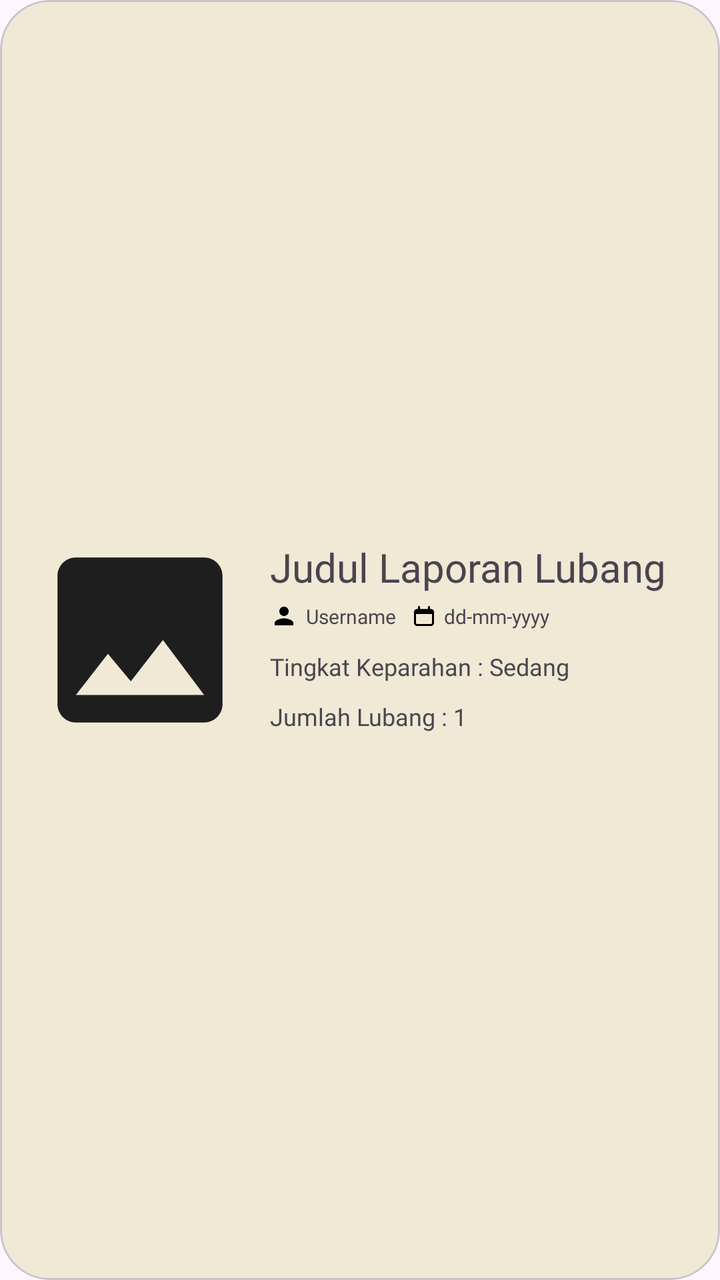
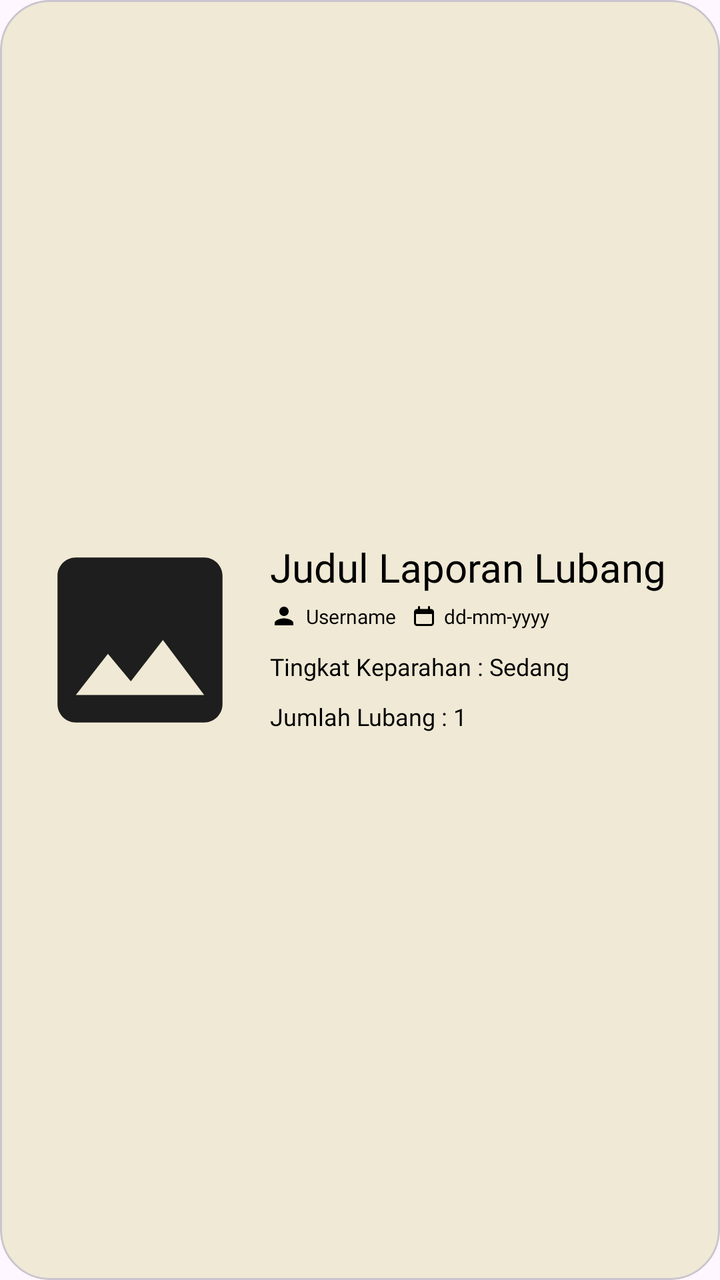

Screens rendered from an Android XML layout before and after an edit, with the pre-edit source and the edit as a unified diff.
<!-- AndroidManifest.xml: application theme Theme.LaporBang -->
<!-- res/layout/item_report.xml -->
<?xml version="1.0" encoding="utf-8"?>
<com.google.android.material.card.MaterialCardView xmlns:android="http://schemas.android.com/apk/res/android"
    xmlns:app="http://schemas.android.com/apk/res-auto"
    xmlns:tools="http://schemas.android.com/tools"
    android:layout_width="match_parent"
    android:layout_height="140dp"
    android:layout_gravity="center"
    android:layout_marginHorizontal="10dp"
    android:layout_marginVertical="8dp"
    app:cardCornerRadius="25dp">

    <androidx.constraintlayout.widget.ConstraintLayout
        android:layout_width="match_parent"
        android:layout_height="match_parent"
        android:background="@color/light_cream">

        <com.google.android.material.imageview.ShapeableImageView
            android:id="@+id/iv_potholes"
            android:layout_width="110dp"
            android:layout_height="110dp"
            android:layout_marginStart="15dp"
            android:adjustViewBounds="true"
            android:scaleType="centerCrop"
            android:src="@drawable/ic_image"
            app:layout_constraintBottom_toBottomOf="parent"
            app:layout_constraintStart_toStartOf="parent"
            app:layout_constraintTop_toTopOf="parent"
            app:shapeAppearanceOverlay="@style/roundCardImageView"
            tools:ignore="ContentDescription,ImageContrastCheck" />

        <TextView
            android:id="@+id/tv_titles"
            android:layout_width="0dp"
            android:layout_height="wrap_content"
            android:layout_marginStart="10dp"
            android:layout_marginTop="5dp"
            android:layout_marginEnd="20dp"
            android:ellipsize="end"
            android:fontFamily="@font/clash_grotesk_semibold"
            android:maxLength="50"
            android:maxLines="1"
            android:text="Judul Laporan Lubang"
            android:textSize="20sp"
            app:layout_constraintEnd_toEndOf="parent"
            app:layout_constraintHorizontal_bias="1.0"
            app:layout_constraintStart_toEndOf="@id/iv_potholes"
            app:layout_constraintTop_toTopOf="@id/iv_potholes"
            tools:ignore="TextContrastCheck" />

        <ImageView
            android:id="@+id/iv_user"
            android:layout_width="14dp"
            android:layout_height="14dp"
            android:layout_marginTop="4dp"
            android:contentDescription="User icon"
            android:src="@drawable/ic_username"
            app:layout_constraintStart_toStartOf="@id/tv_titles"
            app:layout_constraintTop_toBottomOf="@id/tv_titles" />

        <TextView
            android:id="@+id/tv_user"
            android:layout_width="wrap_content"
            android:layout_height="wrap_content"
            android:layout_marginStart="4dp"
            android:fontFamily="@font/clash_grotesk_medium"
            android:text="Username"
            android:textSize="10sp"
            app:layout_constraintBottom_toBottomOf="@id/iv_user"
            app:layout_constraintStart_toEndOf="@id/iv_user"
            app:layout_constraintTop_toTopOf="@id/iv_user"
            tools:ignore="TextContrastCheck" />

        <ImageView
            android:id="@+id/iv_times"
            android:layout_width="12dp"
            android:layout_height="12dp"
            android:layout_marginStart="8dp"
            android:contentDescription="Date Icon"
            android:src="@drawable/ic_upload_report"
            app:layout_constraintBottom_toBottomOf="@id/iv_user"
            app:layout_constraintStart_toEndOf="@id/tv_user"
            app:layout_constraintTop_toTopOf="@id/iv_user" />

        <TextView
            android:id="@+id/tv_times"
            android:layout_width="wrap_content"
            android:layout_height="wrap_content"
            android:layout_marginStart="4dp"
            android:fontFamily="@font/clash_grotesk_medium"
            android:text="dd-mm-yyyy"
            android:textSize="10sp"
            app:layout_constraintBottom_toBottomOf="@id/iv_user"
            app:layout_constraintStart_toEndOf="@id/iv_times"
            app:layout_constraintTop_toTopOf="@id/iv_user"
            tools:ignore="TextContrastCheck" />

        <TextView
            android:id="@+id/tv_severity"
            android:layout_width="wrap_content"
            android:layout_height="wrap_content"
            android:layout_marginTop="10dp"
            android:fontFamily="@font/clash_grotesk_medium"
            android:text="Tingkat Keparahan : Sedang"
            android:textSize="12sp"
            app:layout_constraintStart_toStartOf="@id/tv_titles"
            app:layout_constraintTop_toBottomOf="@id/tv_user"
            tools:ignore="TextContrastCheck" />

        <TextView
            android:id="@+id/tv_holes_count"
            android:layout_width="wrap_content"
            android:layout_height="wrap_content"
            android:layout_marginTop="5dp"
            android:layout_marginBottom="5dp"
            android:fontFamily="@font/clash_grotesk_medium"
            android:text="Jumlah Lubang : 1"
            android:textSize="12sp"
            app:layout_constraintBottom_toBottomOf="@id/iv_potholes"
            app:layout_constraintStart_toStartOf="@id/tv_severity"
            app:layout_constraintTop_toBottomOf="@id/tv_severity"
            tools:ignore="TextContrastCheck" />

    </androidx.constraintlayout.widget.ConstraintLayout>

</com.google.android.material.card.MaterialCardView>
<!-- resources referenced by this layout -->
<resources>
  <color name="light_cream">#EFE9D5</color>
  <!-- drawable ic_image (drawable) -->
  <vector xmlns:android="http://schemas.android.com/apk/res/android"
      android:width="24dp"
      android:height="24dp"
      android:tint="#1E1E1E"
      android:viewportWidth="24"
      android:viewportHeight="24">
      <path
          android:fillColor="@android:color/white"
          android:pathData="M21,19V5c0,-1.1 -0.9,-2 -2,-2H5c-1.1,0 -2,0.9 -2,2v14c0,1.1 0.9,2 2,2h14c1.1,0 2,-0.9 2,-2zM8.5,13.5l2.5,3.01L14.5,12l4.5,6H5l3.5,-4.5z" />
  </vector>
  <!-- drawable ic_upload_report (drawable) -->
  <vector xmlns:android="http://schemas.android.com/apk/res/android"
      android:width="24dp"
      android:height="24dp"
      android:viewportWidth="24"
      android:viewportHeight="24">
    <path
        android:pathData="M19,6H5C3.895,6 3,6.895 3,8V19C3,20.105 3.895,21 5,21H19C20.105,21 21,20.105 21,19V8C21,6.895 20.105,6 19,6Z"
        android:strokeWidth="2"
        android:fillColor="#00000000"
        android:strokeColor="#000000"/>
    <path
        android:pathData="M3,10C3,8.114 3,7.172 3.586,6.586C4.172,6 5.114,6 7,6H17C18.886,6 19.828,6 20.414,6.586C21,7.172 21,8.114 21,10H3Z"
        android:fillColor="#000000"/>
    <path
        android:pathData="M7,3V6M17,3V6"
        android:strokeWidth="2"
        android:fillColor="#00000000"
        android:strokeColor="#000000"
        android:strokeLineCap="round"/>
  </vector>
  <!-- drawable ic_username (drawable) -->
  <vector xmlns:android="http://schemas.android.com/apk/res/android" android:height="24dp" android:tint="#000000" android:viewportHeight="24" android:viewportWidth="24" android:width="24dp">
        
      <path android:fillColor="@android:color/white" android:pathData="M12,12c2.21,0 4,-1.79 4,-4s-1.79,-4 -4,-4 -4,1.79 -4,4 1.79,4 4,4zM12,14c-2.67,0 -8,1.34 -8,4v2h16v-2c0,-2.66 -5.33,-4 -8,-4z"/>
      
  </vector>
  <style name="roundCardImageView" parent="">
          <item name="cornerFamily">rounded</item>
          <item name="cornerSize">25dp</item>
      </style>
  <style name="Theme.LaporBang" parent="Base.Theme.LaporBang" />
  <style name="Base.Theme.LaporBang" parent="Theme.Material3.DayNight.NoActionBar">
          <item name="colorPrimary">@color/bounding_box_color</item>
  
      </style>
  <color name="bounding_box_color">#71BBB2</color>
</resources>

<!-- the commit's change to res/layout/item_report.xml (unified diff, before → after) -->
@@ -39,7 +39,8 @@
             android:fontFamily="@font/clash_grotesk_semibold"
             android:maxLength="50"
             android:maxLines="1"
-            android:text="Judul Laporan Lubang"
+            android:text="@string/item_report_title"
+            android:textColor="@color/black"
             android:textSize="20sp"
             app:layout_constraintEnd_toEndOf="parent"
             app:layout_constraintHorizontal_bias="1.0"
@@ -52,7 +53,7 @@
             android:layout_width="14dp"
             android:layout_height="14dp"
             android:layout_marginTop="4dp"
-            android:contentDescription="User icon"
+            android:contentDescription="@string/item_report_user_icon"
             android:src="@drawable/ic_username"
             app:layout_constraintStart_toStartOf="@id/tv_titles"
             app:layout_constraintTop_toBottomOf="@id/tv_titles" />
@@ -63,7 +64,8 @@
             android:layout_height="wrap_content"
             android:layout_marginStart="4dp"
             android:fontFamily="@font/clash_grotesk_medium"
-            android:text="Username"
+            android:text="@string/item_report_username"
+            android:textColor="@color/black"
             android:textSize="10sp"
             app:layout_constraintBottom_toBottomOf="@id/iv_user"
             app:layout_constraintStart_toEndOf="@id/iv_user"
@@ -75,7 +77,7 @@
             android:layout_width="12dp"
             android:layout_height="12dp"
             android:layout_marginStart="8dp"
-            android:contentDescription="Date Icon"
+            android:contentDescription="@string/item_report_date_icon"
             android:src="@drawable/ic_upload_report"
             app:layout_constraintBottom_toBottomOf="@id/iv_user"
             app:layout_constraintStart_toEndOf="@id/tv_user"
@@ -87,7 +89,8 @@
             android:layout_height="wrap_content"
             android:layout_marginStart="4dp"
             android:fontFamily="@font/clash_grotesk_medium"
-            android:text="dd-mm-yyyy"
+            android:text="@string/item_report_date_format"
+            android:textColor="@color/black"
             android:textSize="10sp"
             app:layout_constraintBottom_toBottomOf="@id/iv_user"
             app:layout_constraintStart_toEndOf="@id/iv_times"
@@ -100,7 +103,8 @@
             android:layout_height="wrap_content"
             android:layout_marginTop="10dp"
             android:fontFamily="@font/clash_grotesk_medium"
-            android:text="Tingkat Keparahan : Sedang"
+            android:text="@string/item_report_severity"
+            android:textColor="@color/black"
             android:textSize="12sp"
             app:layout_constraintStart_toStartOf="@id/tv_titles"
             app:layout_constraintTop_toBottomOf="@id/tv_user"
@@ -113,7 +117,8 @@
             android:layout_marginTop="5dp"
             android:layout_marginBottom="5dp"
             android:fontFamily="@font/clash_grotesk_medium"
-            android:text="Jumlah Lubang : 1"
+            android:text="@string/item_report_holes_count"
+            android:textColor="@color/black"
             android:textSize="12sp"
             app:layout_constraintBottom_toBottomOf="@id/iv_potholes"
             app:layout_constraintStart_toStartOf="@id/tv_severity"
<!-- resource entries referenced after the edit -->
@@ -1,5 +1,6 @@
 <!-- resources referenced by this layout -->
 <resources>
+  <color name="black">#FF000000</color>
   <color name="light_cream">#EFE9D5</color>
   <!-- drawable ic_image (drawable) -->
   <vector xmlns:android="http://schemas.android.com/apk/res/android"
@@ -39,6 +40,13 @@
       <path android:fillColor="@android:color/white" android:pathData="M12,12c2.21,0 4,-1.79 4,-4s-1.79,-4 -4,-4 -4,1.79 -4,4 1.79,4 4,4zM12,14c-2.67,0 -8,1.34 -8,4v2h16v-2c0,-2.66 -5.33,-4 -8,-4z"/>
       
   </vector>
+  <string name="item_report_date_format">dd-mm-yyyy</string>
+  <string name="item_report_date_icon">Date Icon</string>
+  <string name="item_report_holes_count">Jumlah Lubang : 1</string>
+  <string name="item_report_severity">Tingkat Keparahan : Sedang</string>
+  <string name="item_report_title">Judul Laporan Lubang</string>
+  <string name="item_report_user_icon">User icon</string>
+  <string name="item_report_username">Username</string>
   <style name="roundCardImageView" parent="">
           <item name="cornerFamily">rounded</item>
           <item name="cornerSize">25dp</item>
